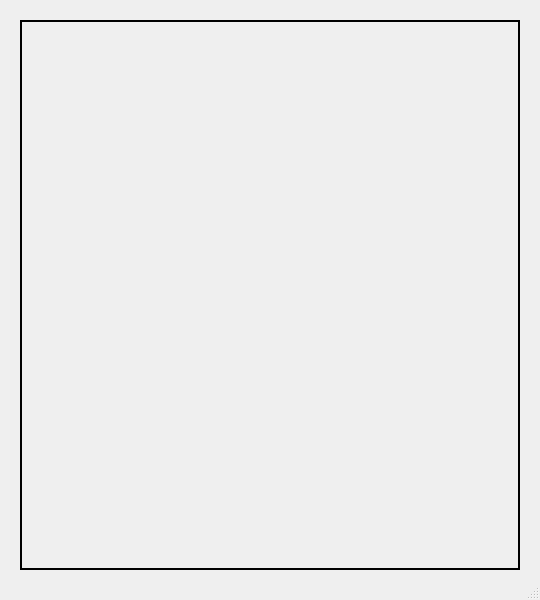
Old version of the form CLOVise/PLM/Outbound/CraeteMaterial/CreateMaterial.ui in the repository Rishabhk01/CLOVise_CLO6_CentricPLM_R3.
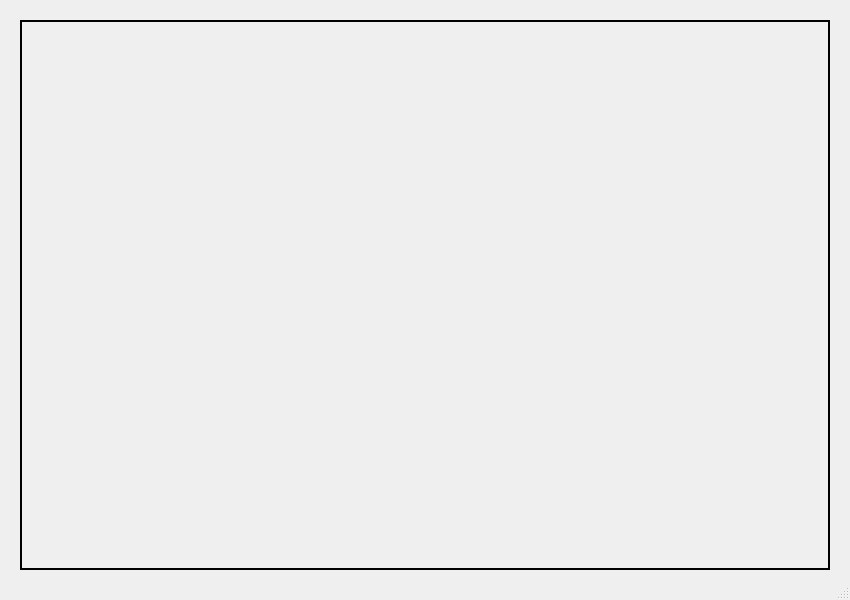
New version of the form.

Commit message: Fixed CFDR2-138-create material dialog decreased issue

```diff
--- a/CLOVise/PLM/Outbound/CraeteMaterial/CreateMaterial.ui
+++ b/CLOVise/PLM/Outbound/CraeteMaterial/CreateMaterial.ui
@@ -9,7 +9,7 @@
    <rect>
     <x>0</x>
     <y>0</y>
-    <width>540</width>
+    <width>850</width>
     <height>600</height>
    </rect>
   </property>
```
